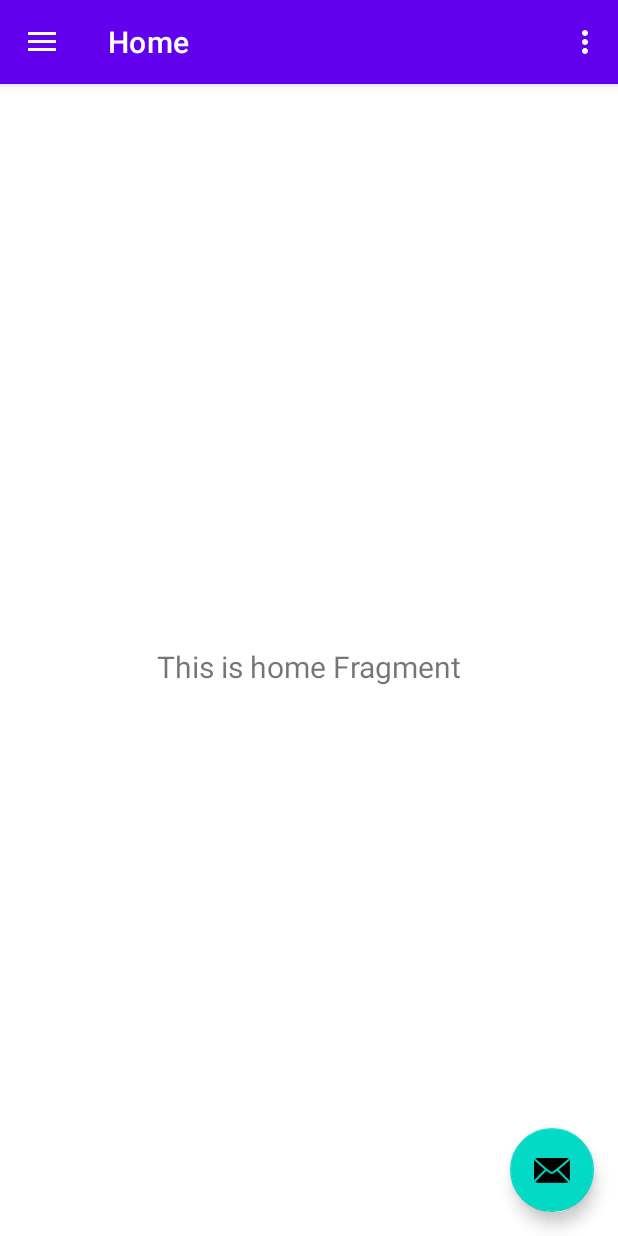
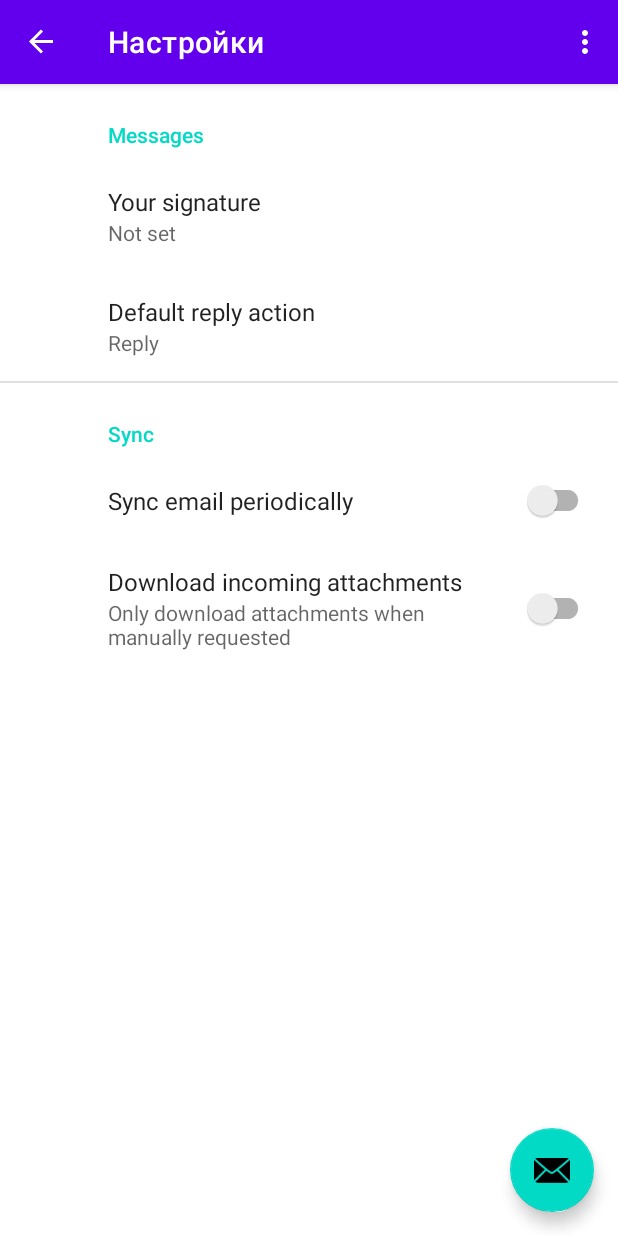
Before and after one commit to stdimensiy/Control_Panel_DA, an Android app: the screen it shows after launch (MainActivity), in the options menu, after a tap on "Settings", on a phone screen of 412 x 824 dp. Run offline under Robolectric (Android 15) with nearby library versions, the phone set to English and light mode, and no system bars; our stand-ins replace androidx.preference, navigation-ui.

Commit message:
Bpv 0.3 Настройки - добавлен фрагмент настроек в базовом исполнении - настроена навигация

```diff
--- a/app/build.gradle
+++ b/app/build.gradle
@@ -36,6 +36,7 @@
 }
 
 dependencies {
+    implementation 'androidx.preference:preference:1.1.1'
     def room_version = "2.3.0"
 
     implementation 'androidx.core:core-ktx:1.7.0'
--- a/app/src/main/java/ru/vdv/dadapprovescontrolpanel/MainActivity.kt
+++ b/app/src/main/java/ru/vdv/dadapprovescontrolpanel/MainActivity.kt
@@ -2,6 +2,7 @@
 
 import android.os.Bundle
 import android.view.Menu
+import android.view.MenuItem
 import com.google.android.material.snackbar.Snackbar
 import com.google.android.material.navigation.NavigationView
 import androidx.navigation.findNavController
@@ -54,4 +55,14 @@
         val navController = findNavController(R.id.nav_host_fragment_content_main)
         return navController.navigateUp(appBarConfiguration) || super.onSupportNavigateUp()
     }
+
+    override fun onOptionsItemSelected(item: MenuItem): Boolean {
+        when(item.itemId){
+            R.id.action_settings -> {
+                val navController = findNavController(R.id.nav_host_fragment_content_main)
+                navController.navigate(R.id.nav_settings)
+            }
+        }
+        return super.onOptionsItemSelected(item)
+    }
 }
--- /dev/null
+++ b/app/src/main/java/ru/vdv/dadapprovescontrolpanel/ui/settings/SettingsFragment.kt
@@ -0,0 +1,12 @@
+package ru.vdv.dadapprovescontrolpanel.ui.settings
+
+import android.os.Bundle
+import androidx.preference.PreferenceFragmentCompat
+import ru.vdv.dadapprovescontrolpanel.R
+
+class SettingsFragment : PreferenceFragmentCompat() {
+
+    override fun onCreatePreferences(savedInstanceState: Bundle?, rootKey: String?) {
+        setPreferencesFromResource(R.xml.root_preferences, rootKey)
+    }
+}
--- a/app/src/main/res/navigation/mobile_navigation.xml
+++ b/app/src/main/res/navigation/mobile_navigation.xml
@@ -22,4 +22,8 @@
         android:name="ru.vdv.dadapprovescontrolpanel.ui.slideshow.SlideshowFragment"
         android:label="@string/menu_slideshow"
         tools:layout="@layout/fragment_slideshow" />
+    <fragment
+        android:id="@+id/nav_settings"
+        android:name="ru.vdv.dadapprovescontrolpanel.ui.settings.SettingsFragment"
+        android:label="@string/menu_settings_label" />
 </navigation>
--- /dev/null
+++ b/app/src/main/res/values/arrays.xml
@@ -0,0 +1,12 @@
+<resources>
+    <!-- Reply Preference -->
+    <string-array name="reply_entries">
+        <item>Reply</item>
+        <item>Reply to all</item>
+    </string-array>
+
+    <string-array name="reply_values">
+        <item>reply</item>
+        <item>reply_all</item>
+    </string-array>
+</resources>
--- a/app/src/main/res/values/strings.xml
+++ b/app/src/main/res/values/strings.xml
@@ -10,4 +10,19 @@
     <string name="menu_home">Home</string>
     <string name="menu_gallery">Gallery</string>
     <string name="menu_slideshow">Slideshow</string>
+    <!-- Preference Titles -->
+    <string name="messages_header">Messages</string>
+    <string name="sync_header">Sync</string>
+
+    <!-- Messages Preferences -->
+    <string name="signature_title">Your signature</string>
+    <string name="reply_title">Default reply action</string>
+
+    <!-- Sync Preferences -->
+    <string name="sync_title">Sync email periodically</string>
+    <string name="attachment_title">Download incoming attachments</string>
+    <string name="attachment_summary_on">Automatically download attachments for incoming emails
+    </string>
+    <string name="attachment_summary_off">Only download attachments when manually requested</string>
+    <string name="menu_settings_label">Настройки</string>
 </resources>
--- /dev/null
+++ b/app/src/main/res/xml/root_preferences.xml
@@ -0,0 +1,35 @@
+<PreferenceScreen xmlns:app="http://schemas.android.com/apk/res-auto">
+
+    <PreferenceCategory app:title="@string/messages_header">
+
+        <EditTextPreference
+            app:key="signature"
+            app:title="@string/signature_title"
+            app:useSimpleSummaryProvider="true" />
+
+        <ListPreference
+            app:defaultValue="reply"
+            app:entries="@array/reply_entries"
+            app:entryValues="@array/reply_values"
+            app:key="reply"
+            app:title="@string/reply_title"
+            app:useSimpleSummaryProvider="true" />
+
+    </PreferenceCategory>
+
+    <PreferenceCategory app:title="@string/sync_header">
+
+        <SwitchPreferenceCompat
+            app:key="sync"
+            app:title="@string/sync_title" />
+
+        <SwitchPreferenceCompat
+            app:dependency="sync"
+            app:key="attachment"
+            app:summaryOff="@string/attachment_summary_off"
+            app:summaryOn="@string/attachment_summary_on"
+            app:title="@string/attachment_title" />
+
+    </PreferenceCategory>
+
+</PreferenceScreen>
```
